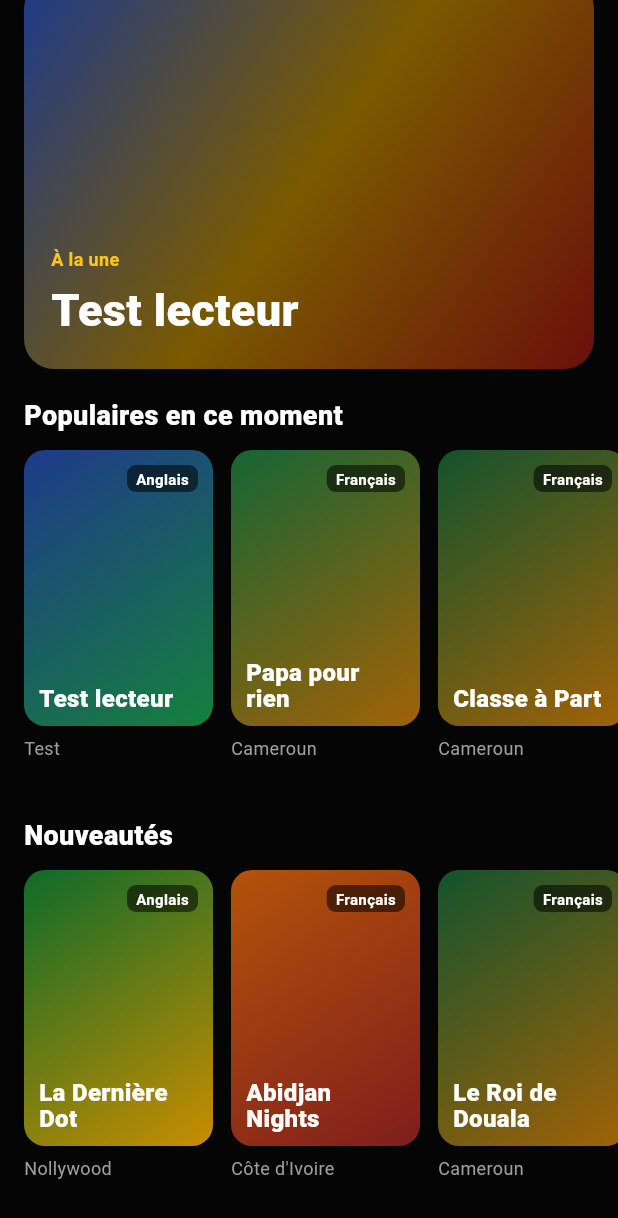
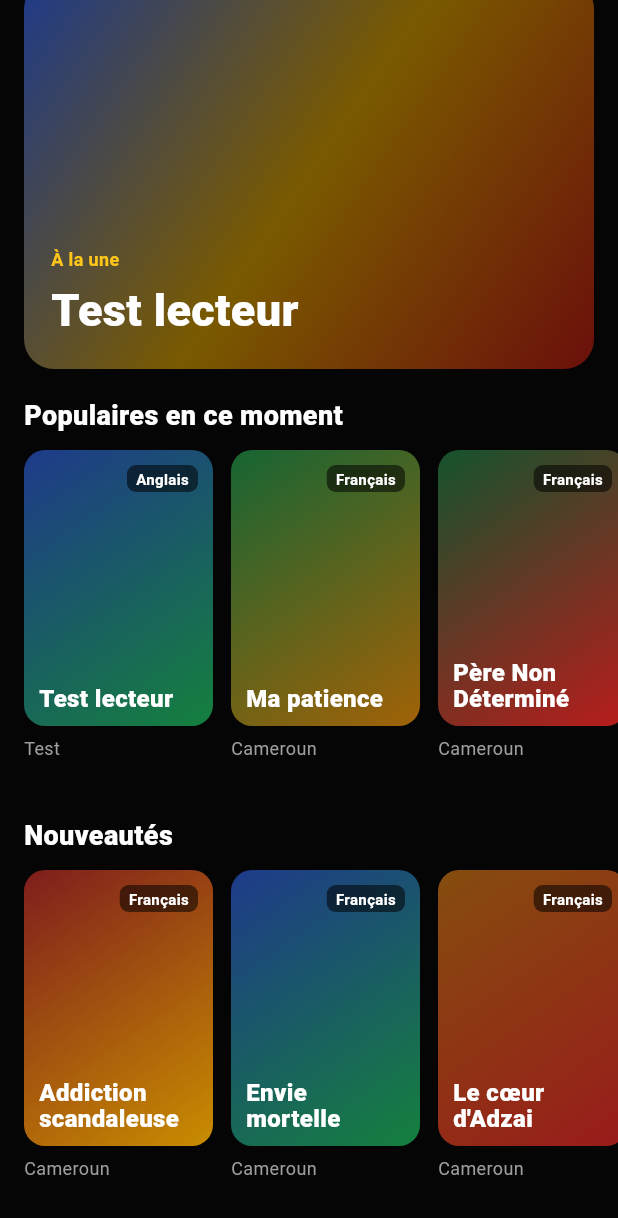
Before and after one commit to fredel-AfriFilm/AfriFilm-TV-, a Flutter app: the screen it shows after launch, scrolled down 122 dp, on a phone screen of 412 x 824 dp. Shown: the top 1218 px of the screen. Run offline on Flutter 3.47's test engine with Material 3 defaults, Android fonts, the phone set to English and light mode, and no system bars; our stand-ins replace shared_preferences, youtube_player_flutter.

Commit message:
Enhance Film class with series and episode fields
Added optional fields for series name and episode number to the Film class. Updated film instances to include videoId.

```diff
--- a/lib/films.dart
+++ b/lib/films.dart
@@ -5,17 +5,31 @@ class Film {
   final Color c1, c2;
   final String? videoId;
   final String? synopsis;
+  final String? serie;
+  final int? ep;
   const Film(this.title, this.cat, this.lang, this.c1, this.c2,
-      [this.videoId, this.synopsis]);
+      {this.videoId, this.synopsis, this.serie, this.ep});
+
+  String? get thumb => videoId == null
+      ? null
+      : 'https://img.youtube.com/vi/$videoId/hqdefault.jpg';
 }
 
+// Pour une série, ajoute à chaque épisode : serie: 'Nom de la série', ep: 1
+// (puis ep: 2, ep: 3...). Les autres épisodes s'affichent sous la vidéo.
+
 const films = [
-  Film('Test lecteur', 'Test', 'Anglais', Color(0xFF1E3A8A), Color(0xFF15803D), 'dQw4w9WgXcQ'),
-  Film('Papa pour rien', 'Cameroun', 'Français', Color(0xFF166534), Color(0xFFA16207), 't6wCp0pQ26k'),
-  Film('Classe à Part', 'Cameroun', 'Français', Color(0xFF14532D), Color(0xFFA16207), 'jZM2SsVfmxw'),
+  Film('Test lecteur', 'Test', 'Anglais', Color(0xFF1E3A8A), Color(0xFF15803D), videoId: 'dQw4w9WgXcQ'),
+  Film('Ma patience', 'Cameroun', 'Français', Color(0xFF166534), Color(0xFFA16207), videoId: 'AB1cbaz5DnQ'),
+  Film('Père Non Déterminé', 'Cameroun', 'Français', Color(0xFF14532D), Color(0xFFB91C1C), videoId: 'l3N6TsIn_xg'),
+  Film('Addiction scandaleuse', 'Cameroun', 'Français', Color(0xFF7F1D1D), Color(0xFFC98D00), videoId: '-FwSkwj3GpY'),
+  Film('Envie mortelle', 'Cameroun', 'Français', Color(0xFF1E3A8A), Color(0xFF15803D), videoId: 'X34sl0pKmIo'),
+  Film("Le cœur d'Adzai", 'Cameroun', 'Français', Color(0xFF854D0E), Color(0xFF991B1B), videoId: 'qyNFg7m1phI'),
+  Film('Clémence', 'Cameroun', 'Français', Color(0xFF115E59), Color(0xFFA16207), videoId: 'YVFbbXPK5Tg'),
+  Film('Papa pour rien', 'Cameroun', 'Français', Color(0xFF166534), Color(0xFFA16207), videoId: 't6wCp0pQ26k'),
+  Film('Classe à Part', 'Cameroun', 'Français', Color(0xFF14532D), Color(0xFFA16207), videoId: 'jZM2SsVfmxw'),
   Film('La Dernière Dot', 'Nollywood', 'Anglais', Color(0xFF0D6B2A), Color(0xFFC98D00)),
   Film('Abidjan Nights', "Côte d'Ivoire", 'Français', Color(0xFFB45309), Color(0xFF7F1D1D)),
-  Film('Le Roi de Douala', 'Cameroun', 'Français', Color(0xFF14532D), Color(0xFFA16207)),
   Film('Mariage à Lagos', 'Nollywood', 'Anglais', Color(0xFF7F1D1D), Color(0xFFC98D00)),
   Film('Cotonou Blues', 'Bénin', 'Français', Color(0xFF14532D), Color(0xFFB91C1C)),
 ];
```
